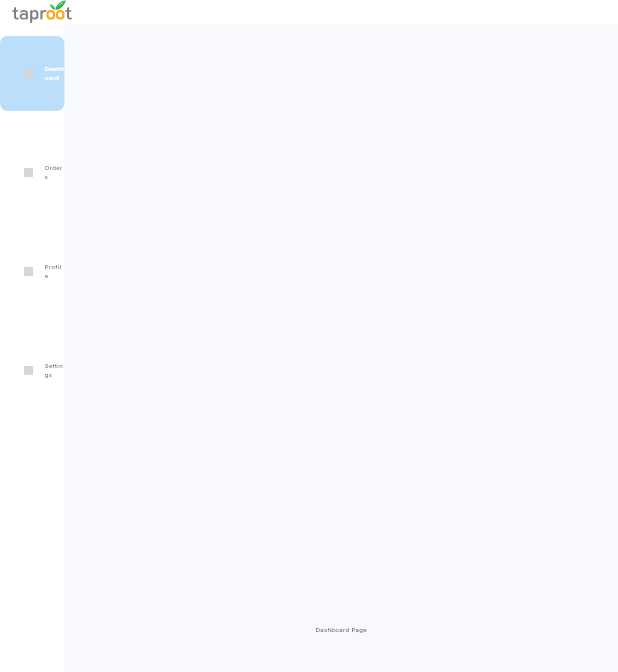
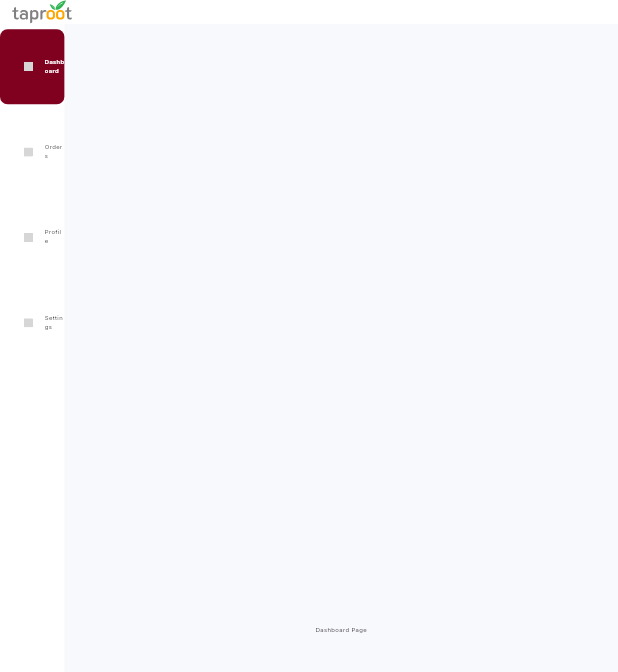
Before and after one commit to supportta-projects/taproot_admin, a Flutter app: the SideDrawerNavScreen screen opened directly, on a phone screen of 412 x 824 dp. Shown: the top 672 px of the screen. Run offline on Flutter 3.47's test engine with Material 3 defaults, Android fonts, the phone set to English and light mode, and no system bars; drawn by our look-alikes of easy_sidemenu; our stand-ins replace auto_size_text, cached_network_image, dio, dotted_border, file_picker, flutter_animate and 8 more; accounts and stored records are empty; grey boxes are pictures that could not be loaded.

Commit message:
Refactor color constants and update SideDrawerNavScreen to use CustomColors for improved consistency

```diff
--- a/lib/constants/constants.dart
+++ b/lib/constants/constants.dart
@@ -26,9 +26,12 @@ class CustomDuration {
 }
 
 class CustomColors {
-  static const primaryColor = Color(0xffFFA500);
+  // static const primaryColor = Color(0xffFFA500);
+  static const primaryColor = burgandryRed;
   static const backgroundColor = Color(0xffF8F9FC);
+  static const Color hoverColor = Color.fromARGB(255, 234, 120, 112);
 
+  static const Color burgandryRed = Color(0xFF800020);
   static const secondaryColor = Colors.white;
   static const tertiaryColor = Color.fromARGB(255, 240, 240, 240);
   // static const backgroundColor = Color.fromARGB(255, 255, 255, 255);
--- a/lib/features/side_nav_screen/view/side_drawer_nav_screen.dart
+++ b/lib/features/side_nav_screen/view/side_drawer_nav_screen.dart
@@ -50,8 +50,8 @@ class _SideDrawerNavScreenState extends State<SideDrawerNavScreen> {
               backgroundColor: Colors.white,
               displayMode: SideMenuDisplayMode.open,
               openSideMenuWidth: (150 / 1440) * SizeUtils.width,
-              selectedColor: Colors.blue.shade100,
-              selectedIconColor: Colors.blue,
+              selectedColor: CustomColors.primaryColor,
+              // selectedIconColor: Colors.blue,
               selectedTitleTextStyle: TextStyle(
                 color: Colors.white,
                 fontSize: 14.fSize,
@@ -61,9 +61,9 @@ class _SideDrawerNavScreenState extends State<SideDrawerNavScreen> {
                 color: CustomColors.textColorDarkGrey,
                 fontSize: 14.fSize,
               ),
-              hoverColor: Colors.blue.withValues(alpha: 0.5),
+              hoverColor: CustomColors.hoverColor,
               itemOuterPadding: EdgeInsets.symmetric(
-                vertical: CustomPadding.padding,
+                vertical: CustomPadding.paddingSmall.v,
               ),
             ),
             items: [
```
